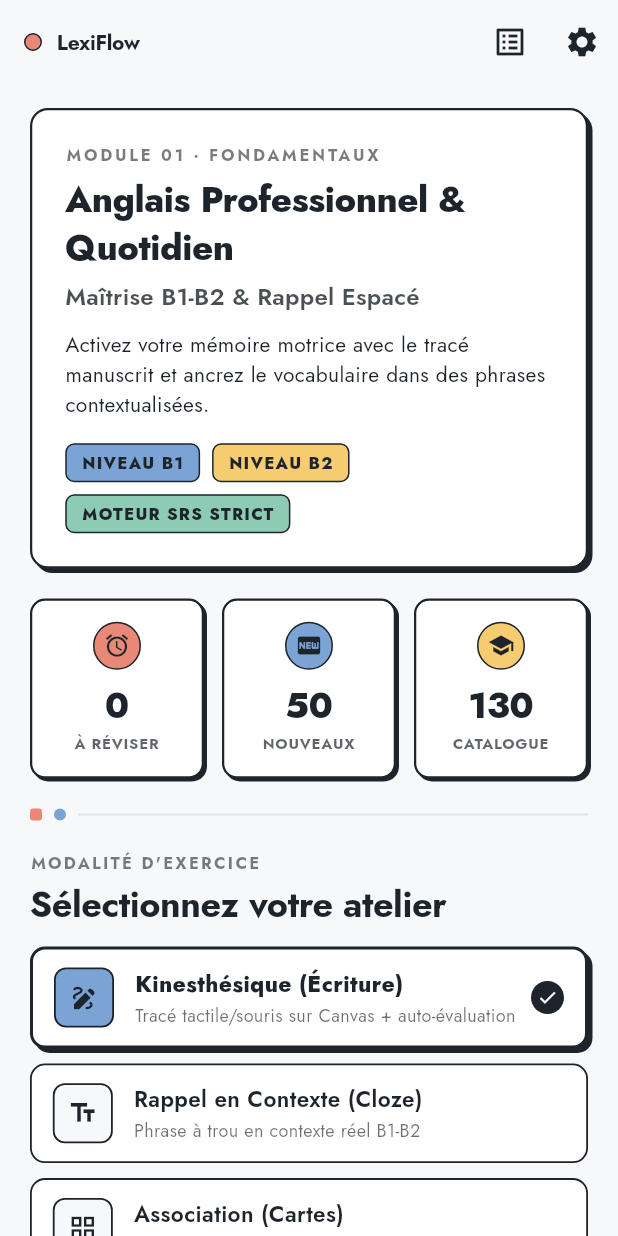
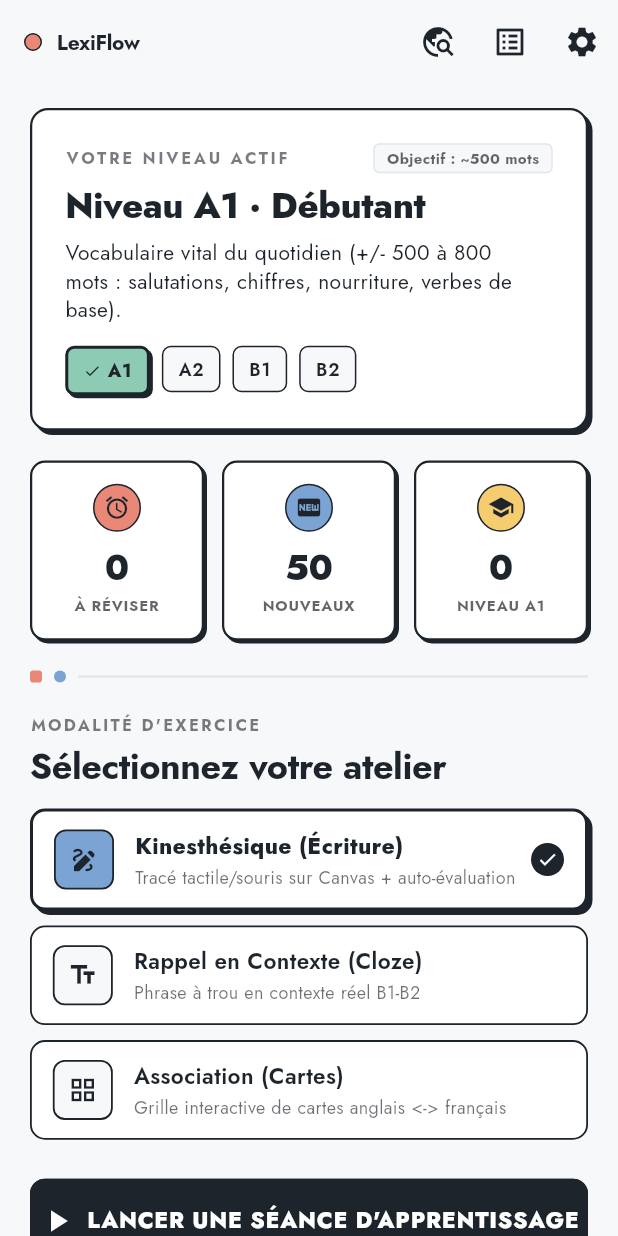
Before and after one commit to Croquette1995/Motio, a Flutter app: the screen it shows after launch, on a phone screen of 412 x 824 dp. Run offline on Flutter 3.47's test engine with Material 3 defaults, Android fonts, the phone set to English and light mode, and no system bars; our stand-ins replace dio, drift, drift_flutter, flutter_riverpod, flutter_tts, go_router and 2 more; missing offline and left inert: google_mlkit_digital_ink_recognition; accounts and stored records are empty; generated files the repository leaves out were written again.

Commit message:
feat(levels): segmentation par niveau CECRL A1-B2 et persistance utilisateur (#17)
- Modélisation de l'enum CefrLevel (A1, A2, B1, B2) avec objectifs et seuils Zipf
- Ajout de UserLevelNotifier avec persistance dans SharedPreferences
- Sélecteur de niveau interactif sur le Dashboard et dans les Paramètres
- Filtrage des séances d'entraînement SRS selon le niveau actif de l'utilisateur
- Ajout du filtre par niveau dans le catalogue de vocabulaire

```diff
--- a/lib/src/features/learning_engine/presentation/dashboard_screen.dart
+++ b/lib/src/features/learning_engine/presentation/dashboard_screen.dart
@@ -3,6 +3,8 @@ import 'package:flutter_riverpod/flutter_riverpod.dart';
 import 'package:go_router/go_router.dart';
 import '../../../core/database/database_providers.dart';
 import '../../../core/theme/bauhaus_theme.dart';
+import '../../settings/application/user_level_controller.dart';
+import '../../settings/domain/cefr_level.dart';
 import '../../vocabulary/presentation/vocabulary_controller.dart';
 import 'session_controller.dart';
 
@@ -13,6 +15,7 @@ class DashboardScreen extends ConsumerWidget {
   Widget build(BuildContext context, WidgetRef ref) {
     final allWordsAsync = ref.watch(allWordsProvider);
     final progressRepo = ref.watch(progressRepositoryProvider);
+    final userLevel = ref.watch(userLevelProvider);
     // Watch wordProgressMapProvider so the dashboard refreshes automatically on progress updates
     ref.watch(wordProgressMapProvider);
     final b = context.bauhaus;
@@ -40,6 +43,11 @@ class DashboardScreen extends ConsumerWidget {
         ),
         actions: [
           IconButton(
+            icon: const Icon(Icons.travel_explore),
+            tooltip: 'Explorer Tatoeba (Zéro Clé API)',
+            onPressed: () => context.push('/tatoeba'),
+          ),
+          IconButton(
             icon: const Icon(Icons.list_alt),
             tooltip: 'Catalogue du Vocabulaire',
             onPressed: () => context.push('/vocabulary'),
@@ -60,12 +68,18 @@ class DashboardScreen extends ConsumerWidget {
           final dueCount = snapshot.hasData ? (snapshot.data![0]).length : 0;
           final newCount = snapshot.hasData ? (snapshot.data![1]).length : 0;
 
+          final wordsInActiveLevel = allWordsAsync.when(
+            data: (words) => words.where((w) => w.level.toUpperCase() == userLevel.code).length,
+            loading: () => 0,
+            error: (_, __) => 0,
+          );
+
           return SingleChildScrollView(
             padding: const EdgeInsets.symmetric(horizontal: 20.0, vertical: 16.0),
             child: Column(
               crossAxisAlignment: CrossAxisAlignment.stretch,
               children: [
-                // Welcome banner - Bauhaus Pastel Hero Card
+                // Welcome banner - Bauhaus Pastel Hero Card avec sélecteur de niveau CECRL
                 Container(
                   padding: const EdgeInsets.all(22.0),
                   decoration: BoxDecoration(
@@ -83,44 +97,108 @@ class DashboardScreen extends ConsumerWidget {
                   child: Column(
                     crossAxisAlignment: CrossAxisAlignment.start,
                     children: [
+                      Row(
+                        mainAxisAlignment: MainAxisAlignment.spaceBetween,
+                        children: [
                           Text(
-                        'MODULE 01 · FONDAMENTAUX',
+                            'VOTRE NIVEAU ACTIF',
                             style: t.labelSmall?.copyWith(
                               fontWeight: FontWeight.w700,
                               letterSpacing: 1.8,
                               color: b.slate.withValues(alpha: 0.6),
                             ),
                           ),
+                          Container(
+                            padding: const EdgeInsets.symmetric(horizontal: 8, vertical: 2),
+                            decoration: BoxDecoration(
+                              color: b.chalk,
+                              borderRadius: BorderRadius.circular(4),
+                              border: Border.all(color: b.lineGrey, width: 1),
+                            ),
+                            child: Text(
+                              'Objectif : ~${userLevel.targetWordCount} mots',
+                              style: TextStyle(
+                                fontSize: 10,
+                                fontWeight: FontWeight.w700,
+                                color: b.slate.withValues(alpha: 0.7),
+                              ),
+                            ),
+                          ),
+                        ],
+                      ),
                       const SizedBox(height: 6),
                       Text(
-                        'Anglais Professionnel & Quotidien',
+                        userLevel.label,
                         style: t.headlineSmall?.copyWith(
                           fontWeight: FontWeight.w800,
                           color: b.slate,
                         ),
                       ),
-                      const SizedBox(height: 4),
+                      const SizedBox(height: 6),
                       Text(
-                        'Maîtrise B1-B2 & Rappel Espacé',
-                        style: t.titleMedium?.copyWith(
-                          fontWeight: FontWeight.w600,
-                          color: b.slate.withValues(alpha: 0.8),
+                        userLevel.description,
+                        style: t.bodyMedium?.copyWith(height: 1.35),
                       ),
-                      ),
-                      const SizedBox(height: 10),
-                      Text(
-                        'Activez votre mémoire motrice avec le tracé manuscrit et ancrez le vocabulaire dans des phrases contextualisées.',
-                        style: t.bodyMedium?.copyWith(height: 1.4),
-                      ),
-                      const SizedBox(height: 16),
+                      const SizedBox(height: 14),
+                      // Sélecteur interactif des niveaux CECRL
                       Wrap(
                         spacing: 8,
                         runSpacing: 8,
+                        children: CefrLevel.values.map((lvl) {
+                          final isSelected = userLevel == lvl;
+                          final pastel = switch (lvl) {
+                            CefrLevel.a1 => b.pastelMint,
+                            CefrLevel.a2 => b.pastelBlue,
+                            CefrLevel.b1 => b.pastelYellow,
+                            CefrLevel.b2 => b.pastelRed,
+                          };
+
+                          return InkWell(
+                            borderRadius: BorderRadius.circular(6),
+                            onTap: () {
+                              ref.read(userLevelProvider.notifier).setLevel(lvl);
+                            },
+                            child: AnimatedContainer(
+                              duration: const Duration(milliseconds: 150),
+                              padding: const EdgeInsets.symmetric(horizontal: 10, vertical: 6),
+                              decoration: BoxDecoration(
+                                color: isSelected ? pastel : b.chalk,
+                                borderRadius: BorderRadius.circular(6),
+                                border: Border.all(
+                                  color: b.slate,
+                                  width: isSelected ? 2.0 : 1.0,
+                                ),
+                                boxShadow: isSelected
+                                    ? [
+                                        BoxShadow(
+                                          color: b.slate,
+                                          offset: const Offset(2, 2),
+                                          blurRadius: 0,
+                                        ),
+                                      ]
+                                    : [],
+                              ),
+                              child: Row(
+                                mainAxisSize: MainAxisSize.min,
                                 children: [
-                          _buildLevelChip(context, 'Niveau B1', b.pastelBlue),
-                          _buildLevelChip(context, 'Niveau B2', b.pastelYellow),
-                          _buildLevelChip(context, 'Moteur SRS strict', b.pastelMint),
+                                  if (isSelected) ...[
+                                    Icon(Icons.check, size: 12, color: b.slate),
+                                    const SizedBox(width: 4),
                                   ],
+                                  Text(
+                                    lvl.code,
+                                    style: TextStyle(
+                                      color: b.slate,
+                                      fontSize: 12,
+                                      fontWeight: isSelected ? FontWeight.w800 : FontWeight.w600,
+                                      letterSpacing: 0.5,
+                                    ),
+                                  ),
+                                ],
+                              ),
+                            ),
+                          );
+                        }).toList(),
                       ),
                     ],
                   ),
@@ -141,6 +219,7 @@ class DashboardScreen extends ConsumerWidget {
                         onTap: () {
                           ref.read(selectedStatusFilterProvider.notifier).select('À réviser');
                           ref.read(selectedCategoryProvider.notifier).select(null);
+                          ref.read(selectedLevelFilterProvider.notifier).select(userLevel.code);
                           context.push('/vocabulary');
                         },
                       ),
@@ -156,6 +235,7 @@ class DashboardScreen extends ConsumerWidget {
                         onTap: () {
                           ref.read(selectedStatusFilterProvider.notifier).select('Nouveau');
                           ref.read(selectedCategoryProvider.notifier).select(null);
+                          ref.read(selectedLevelFilterProvider.notifier).select(userLevel.code);
                           context.push('/vocabulary');
                         },
                       ),
@@ -164,17 +244,14 @@ class DashboardScreen extends ConsumerWidget {
                     Expanded(
                       child: _buildMetricCard(
                         context: context,
-                        title: 'Catalogue',
-                        value: allWordsAsync.when(
-                          data: (words) => '${words.length}',
-                          loading: () => '...',
-                          error: (_, __) => '0',
-                        ),
+                        title: 'Niveau ${userLevel.code}',
+                        value: '$wordsInActiveLevel',
                         icon: Icons.school,
                         accentColor: b.pastelYellow,
                         onTap: () {
                           ref.read(selectedStatusFilterProvider.notifier).select(null);
                           ref.read(selectedCategoryProvider.notifier).select(null);
+                          ref.read(selectedLevelFilterProvider.notifier).select(userLevel.code);
                           context.push('/vocabulary');
                         },
                       ),
--- a/lib/src/features/learning_engine/presentation/session_controller.dart
+++ b/lib/src/features/learning_engine/presentation/session_controller.dart
@@ -1,5 +1,6 @@
 import 'package:flutter_riverpod/flutter_riverpod.dart';
 import '../../../core/database/database_providers.dart';
+import '../../settings/application/user_level_controller.dart';
 import '../../vocabulary/presentation/vocabulary_controller.dart';
 import '../domain/study_session.dart';
 
@@ -59,13 +60,15 @@ class SessionNotifier extends Notifier<SessionState> {
     return const SessionState();
   }
 
-  Future<void> startSession({int maxCards = 20, int maxNewCards = 5}) async {
+  Future<void> startSession({int maxCards = 20, int maxNewCards = 5, String? overrideLevel}) async {
     state = state.copyWith(isLoading: true, isFinished: false);
 
+    final currentLevel = ref.read(userLevelProvider);
     final scheduler = ref.read(sessionSchedulerServiceProvider);
     final session = await scheduler.createSession(
       maxSessionCards: maxCards,
       maxNewCards: maxNewCards,
+      targetLevel: overrideLevel ?? currentLevel.code,
     );
 
     state = SessionState(
--- /dev/null
+++ b/lib/src/features/settings/domain/cefr_level.dart
@@ -0,0 +1,58 @@
+enum CefrLevel {
+  a1(
+    code: 'A1',
+    label: 'Niveau A1 · Débutant',
+    shortLabel: 'A1 Débutant',
+    description: 'Vocabulaire vital du quotidien (+/- 500 à 800 mots : salutations, chiffres, nourriture, verbes de base).',
+    targetWordCount: 500,
+    minZipf: 5.5,
+  ),
+  a2(
+    code: 'A2',
+    label: 'Niveau A2 · Élémentaire',
+    shortLabel: 'A2 Élémentaire',
+    description: 'Survie quotidienne (+/- 1 000 à 1 500 mots : routine, achats, météo, passé simple).',
+    targetWordCount: 1200,
+    minZipf: 4.5,
+  ),
+  b1(
+    code: 'B1',
+    label: 'Niveau B1 · Intermédiaire',
+    shortLabel: 'B1 Intermédiaire',
+    description: 'Autonomie & expression (+/- 2 000 à 2 500 mots : voyages, travail, opinions).',
+    targetWordCount: 2200,
+    minZipf: 3.5,
+  ),
+  b2(
+    code: 'B2',
+    label: 'Niveau B2 · Avancé',
+    shortLabel: 'B2 Avancé',
+    description: 'Aisance professionnelle (+/- 3 500 à 4 500 mots : nuances, débats techniques).',
+    targetWordCount: 3500,
+    minZipf: 2.5,
+  );
+
+  final String code;
+  final String label;
+  final String shortLabel;
+  final String description;
+  final int targetWordCount;
+  final double minZipf;
+
+  const CefrLevel({
+    required this.code,
+    required this.label,
+    required this.shortLabel,
+    required this.description,
+    required this.targetWordCount,
+    required this.minZipf,
+  });
+
+  static CefrLevel fromCode(String code, {CefrLevel fallback = CefrLevel.a1}) {
+    final upper = code.toUpperCase().trim();
+    for (final l in CefrLevel.values) {
+      if (l.code == upper) return l;
+    }
+    return fallback;
+  }
+}
```
Also changed, not shown: lib/src/features/learning_engine/application/session_scheduler_service.dart (+25 -9 lines), lib/src/features/settings/application/user_level_controller.dart (added, +37 -0 lines), lib/src/features/settings/presentation/settings_screen.dart (+16 -0 lines), lib/src/features/vocabulary/presentation/vocabulary_controller.dart (+13 -1 lines), 4 other files. Lines whose indentation alone changed are shown as unchanged.
